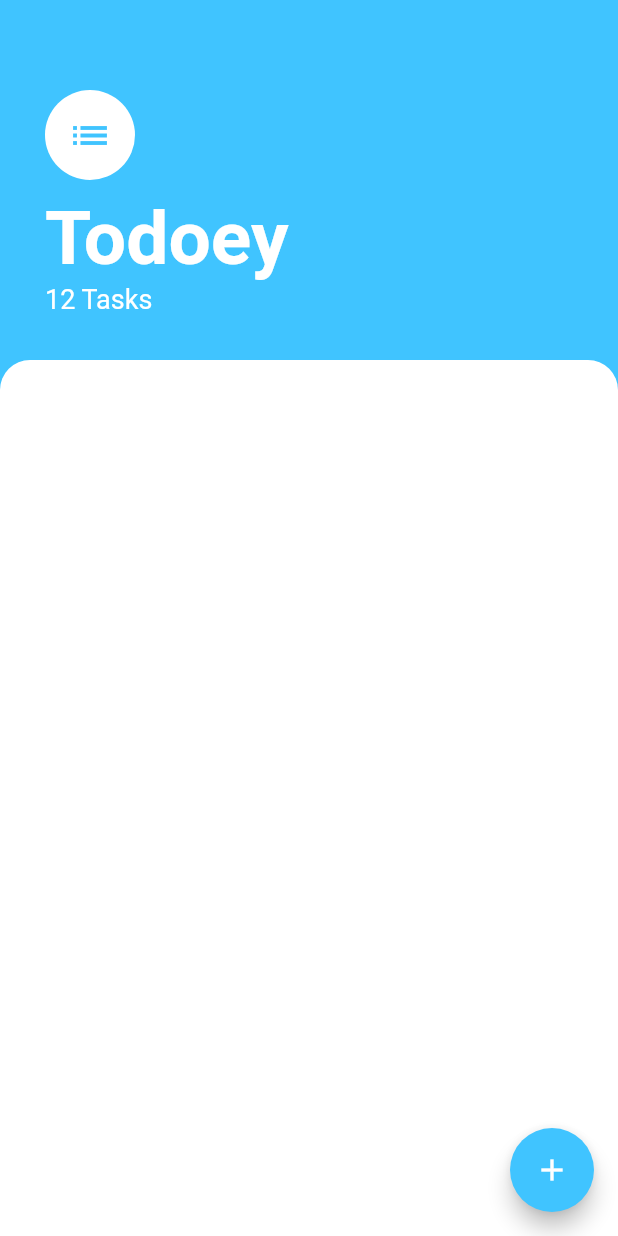
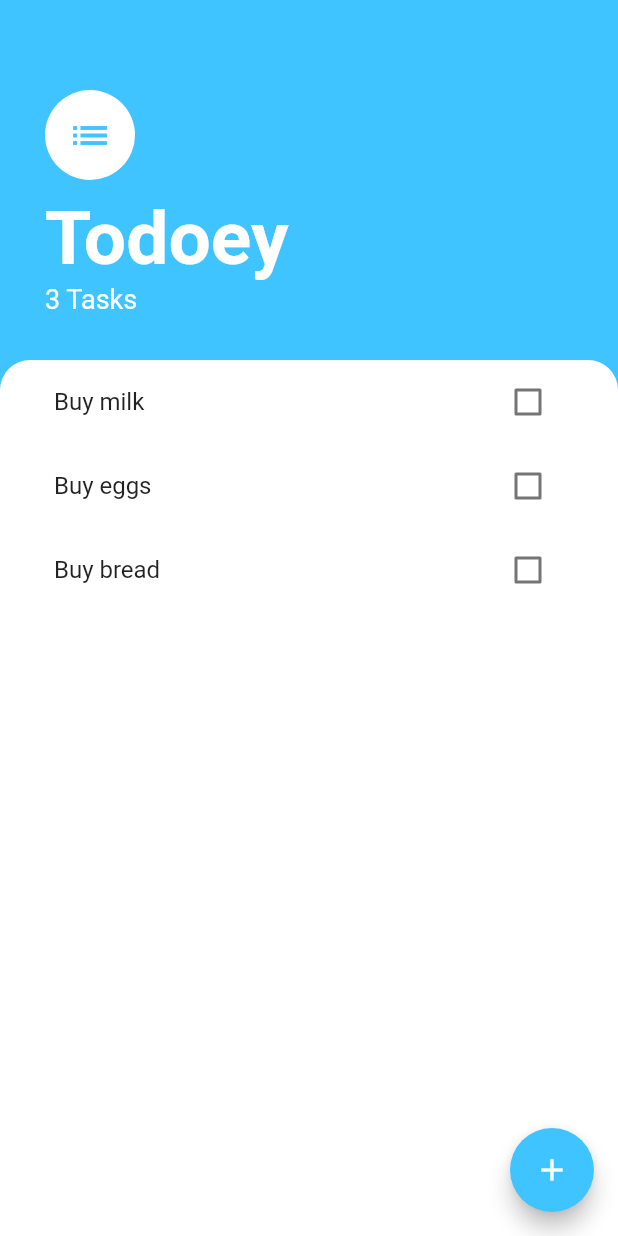
Before and after one commit to amangit1314/Todoey, a Flutter app: the screen it shows after launch, on a phone screen of 412 x 824 dp. Run offline on Flutter 3.47's test engine with Material 2 defaults, Android fonts, the phone set to English and light mode, and no system bars.

Commit message:
App Completed

```diff
--- a/lib/main.dart
+++ b/lib/main.dart
@@ -1,22 +1,19 @@
-import 'package:flutter/animation.dart';
 import 'package:flutter/material.dart';
+import 'package:todoey/models/task_data.dart';
 import 'package:todoey/screens/task_screen.dart';
+import 'package:provider/provider.dart';
 
-void main() {
-  runApp(MyApp());
-}
+void main() => runApp(MyApp());
 
 class MyApp extends StatelessWidget {
-  // This widget is the root of your application.
   @override
   Widget build(BuildContext context) {
-    return MaterialApp(
-      title: 'Flutter Demo',
-      theme: ThemeData(
-        primarySwatch: Colors.deepOrange,
+    return ChangeNotifierProvider(
+      create: (context) => TaskData(),
+      child: MaterialApp(
+        debugShowCheckedModeBanner: false,
+        home: TasksScreen(),
       ),
-      debugShowCheckedModeBanner: false,
-      home: TasksScreen(),
     );
   }
 }
--- /dev/null
+++ b/lib/models/task.dart
@@ -0,0 +1,10 @@
+class Task {
+  final String name;
+  bool isDone;
+
+  Task({this.name, this.isDone = false});
+
+  void toggleDone() {
+    isDone = !isDone;
+  }
+}
--- /dev/null
+++ b/lib/models/task_data.dart
@@ -0,0 +1,36 @@
+import 'package:flutter/material.dart';
+import 'package:flutter/foundation.dart';
+import 'package:todoey/models/task.dart';
+import 'dart:collection';
+
+class TaskData extends ChangeNotifier {
+  List<Task> _tasks = [
+    Task(name: 'Buy milk'),
+    Task(name: 'Buy eggs'),
+    Task(name: 'Buy bread'),
+  ];
+
+  UnmodifiableListView<Task> get tasks {
+    return UnmodifiableListView(_tasks);
+  }
+
+  int get taskCount {
+    return _tasks.length;
+  }
+
+  void addTask(String newTaskTitle) {
+    final task = Task(name: newTaskTitle);
+    _tasks.add(task);
+    notifyListeners();
+  }
+
+  void updateTask(Task task) {
+    task.toggleDone();
+    notifyListeners();
+  }
+
+  void deleteTask(Task task) {
+    _tasks.remove(task);
+    notifyListeners();
+  }
+}
--- a/lib/screens/task_screen.dart
+++ b/lib/screens/task_screen.dart
@@ -1,4 +1,9 @@
 import 'package:flutter/material.dart';
+import 'package:provider/provider.dart';
+import 'package:todoey/models/task_data.dart';
+import 'package:todoey/widgets/task_list.dart';
+
+import 'add_task_screen.dart';
 
 class TasksScreen extends StatelessWidget {
   @override
@@ -6,16 +11,28 @@ class TasksScreen extends StatelessWidget {
     return Scaffold(
       backgroundColor: Colors.lightBlueAccent,
       floatingActionButton: FloatingActionButton(
-        onPressed: null,
-        backgroundColor: Colors.lightBlueAccent,
-        child: Icon(Icons.add),
+          backgroundColor: Colors.lightBlueAccent,
+          child: Icon(Icons.add),
+          onPressed: () {
+            showModalBottomSheet(
+                context: context,
+                isScrollControlled: true,
+                builder: (context) => SingleChildScrollView(
+                    child:Container(
+                      padding: EdgeInsets.only(bottom: MediaQuery.of(context).viewInsets.bottom),
+                      child: AddTaskScreen(),
+                    )
+                )
+            );
+          }
       ),
       body: Column(
         crossAxisAlignment: CrossAxisAlignment.start,
         children: <Widget>[
           Container(
-            padding: EdgeInsets.only(top: 60.0, left: 30, right: 30, bottom: 30.0),
-            child:Column(
+            padding: EdgeInsets.only(
+                top: 60.0, left: 30.0, right: 30.0, bottom: 30.0),
+            child: Column(
               crossAxisAlignment: CrossAxisAlignment.start,
               children: <Widget>[
                 CircleAvatar(
@@ -26,42 +43,43 @@ class TasksScreen extends StatelessWidget {
                   ),
                   backgroundColor: Colors.white,
                   radius: 30.0,
-
                 ),
-                SizedBox(height: 10.0,),
-                Text('Todoey',
+                SizedBox(
+                  height: 10.0,
+                ),
+                Text(
+                  'Todoey',
                   style: TextStyle(
                     color: Colors.white,
                     fontSize: 50.0,
                     fontWeight: FontWeight.w700,
                   ),
                 ),
-                Text('12 Tasks',
+                Text(
+                  '${Provider.of<TaskData>(context).taskCount} Tasks',
                   style: TextStyle(
                     color: Colors.white,
                     fontSize: 18,
-                  ),),
-
+                  ),
+                ),
               ],
             ),
           ),
           Expanded(
             child: Container(
+              padding: EdgeInsets.symmetric(horizontal: 20.0),
               decoration: BoxDecoration(
-                  color: Colors.white,
-                  borderRadius: BorderRadius.only(topLeft: Radius.circular(20.0),topRight: Radius.circular(20.0))
+                color: Colors.white,
+                borderRadius: BorderRadius.only(
+                  topLeft: Radius.circular(20.0),
+                  topRight: Radius.circular(20.0),
+                ),
               ),
-              child: ListView(
-                children: [
-                  ListTile(
-
-                  )
-                ],
-              ),
+              child: TasksList(),
             ),
           ),
         ],
-      )
+      ),
     );
   }
 }
--- /dev/null
+++ b/lib/widgets/task_list.dart
@@ -0,0 +1,30 @@
+import 'package:flutter/material.dart';
+import 'package:todoey/widgets/task_tile.dart';
+import 'package:provider/provider.dart';
+import 'package:todoey/models/task_data.dart';
+
+class TasksList extends StatelessWidget {
+  @override
+  Widget build(BuildContext context) {
+    return Consumer<TaskData>(
+      builder: (context, taskData, child) {
+        return ListView.builder(
+          itemBuilder: (context, index) {
+            final task = taskData.tasks[index];
+            return TaskTile(
+              taskTitle: task.name,
+              isChecked: task.isDone,
+              checkboxCallback: (checkboxState) {
+                taskData.updateTask(task);
+              },
+              longPressCallback: () {
+                taskData.deleteTask(task);
+              },
+            );
+          },
+          itemCount: taskData.taskCount,
+        );
+      },
+    );
+  }
+}
--- /dev/null
+++ b/lib/widgets/task_tile.dart
@@ -0,0 +1,31 @@
+import 'package:flutter/material.dart';
+
+class TaskTile extends StatelessWidget {
+  final bool isChecked;
+  final String taskTitle;
+  final Function checkboxCallback;
+  final Function longPressCallback;
+
+  TaskTile(
+      {this.isChecked,
+        this.taskTitle,
+        this.checkboxCallback,
+        this.longPressCallback});
+
+  @override
+  Widget build(BuildContext context) {
+    return ListTile(
+      onLongPress: longPressCallback,
+      title: Text(
+        taskTitle,
+        style: TextStyle(
+            decoration: isChecked ? TextDecoration.lineThrough : null),
+      ),
+      trailing: Checkbox(
+        activeColor: Colors.lightBlueAccent,
+        value: isChecked,
+        onChanged: checkboxCallback,
+      ),
+    );
+  }
+}
--- a/pubspec.yaml
+++ b/pubspec.yaml
@@ -28,6 +28,7 @@ dependencies:
   # The following adds the Cupertino Icons font to your application.
   # Use with the CupertinoIcons class for iOS style icons.
   cupertino_icons: ^1.0.2
+  provider: ^5.0.0
 
 dev_dependencies:
   flutter_test:
```
Also changed, not shown: lib/screens/add_task_screen.dart (added, +58 -0 lines), pubspec.lock.
